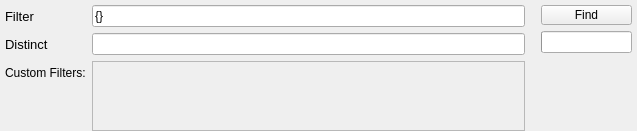
This is assets/ui_files/documentSearchFilter.ui in compix/MetadataManager as Qt 5 draws it before an edit. The edited form follows.
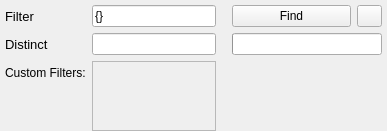
This is the edited form. Icons and pictures are not drawn.

Commit message: Updated core lib, added document search history

Diff of the .ui file:
```diff
--- a/assets/ui_files/documentSearchFilter.ui
+++ b/assets/ui_files/documentSearchFilter.ui
@@ -6,7 +6,7 @@
    <rect>
     <x>0</x>
     <y>0</y>
-    <width>637</width>
+    <width>387</width>
     <height>129</height>
    </rect>
   </property>
@@ -134,7 +134,7 @@
             <rect>
              <x>0</x>
              <y>0</y>
-             <width>431</width>
+             <width>131</width>
              <height>69</height>
             </rect>
            </property>
@@ -176,6 +176,12 @@
         </property>
         <item alignment="Qt::AlignTop">
          <widget class="QFrame" name="frame_2">
+          <property name="maximumSize">
+           <size>
+            <width>150</width>
+            <height>16777215</height>
+           </size>
+          </property>
           <property name="frameShape">
            <enum>QFrame::NoFrame</enum>
           </property>
@@ -196,9 +202,11 @@
             <number>0</number>
            </property>
            <item>
+            <layout class="QHBoxLayout" name="horizontalLayout_3">
+             <item>
             <widget class="QPushButton" name="findPushButton">
              <property name="sizePolicy">
-              <sizepolicy hsizetype="Minimum" vsizetype="Expanding">
+                <sizepolicy hsizetype="Expanding" vsizetype="Expanding">
                <horstretch>0</horstretch>
                <verstretch>0</verstretch>
               </sizepolicy>
@@ -211,8 +219,8 @@
              </property>
              <property name="maximumSize">
               <size>
-               <width>100</width>
-               <height>20</height>
+                 <width>199999</width>
+                 <height>25</height>
               </size>
              </property>
              <property name="text">
@@ -220,17 +228,39 @@
              </property>
             </widget>
            </item>
+             <item alignment="Qt::AlignRight">
+              <widget class="QPushButton" name="historyButton">
+               <property name="maximumSize">
+                <size>
+                 <width>25</width>
+                 <height>25</height>
+                </size>
+               </property>
+               <property name="toolTip">
+                <string>Show the search filter history.</string>
+               </property>
+               <property name="text">
+                <string/>
+               </property>
+               <property name="icon">
+                <iconset resource="../resource_files/resources.qrc">
+                 <normaloff>:/icons/history.png</normaloff>:/icons/history.png</iconset>
+               </property>
+              </widget>
+             </item>
+            </layout>
+           </item>
            <item>
             <widget class="QProgressBar" name="documentProgressBar">
              <property name="sizePolicy">
-              <sizepolicy hsizetype="Fixed" vsizetype="Fixed">
+              <sizepolicy hsizetype="Expanding" vsizetype="Fixed">
                <horstretch>0</horstretch>
                <verstretch>0</verstretch>
               </sizepolicy>
              </property>
              <property name="maximumSize">
               <size>
-               <width>100</width>
+               <width>16777215</width>
                <height>16777215</height>
               </size>
              </property>
```
Left out of the diff: 4 changed lines with no effect on the pictures. Lines whose indentation alone changed are shown as unchanged. The commit also changes 6 other files.
